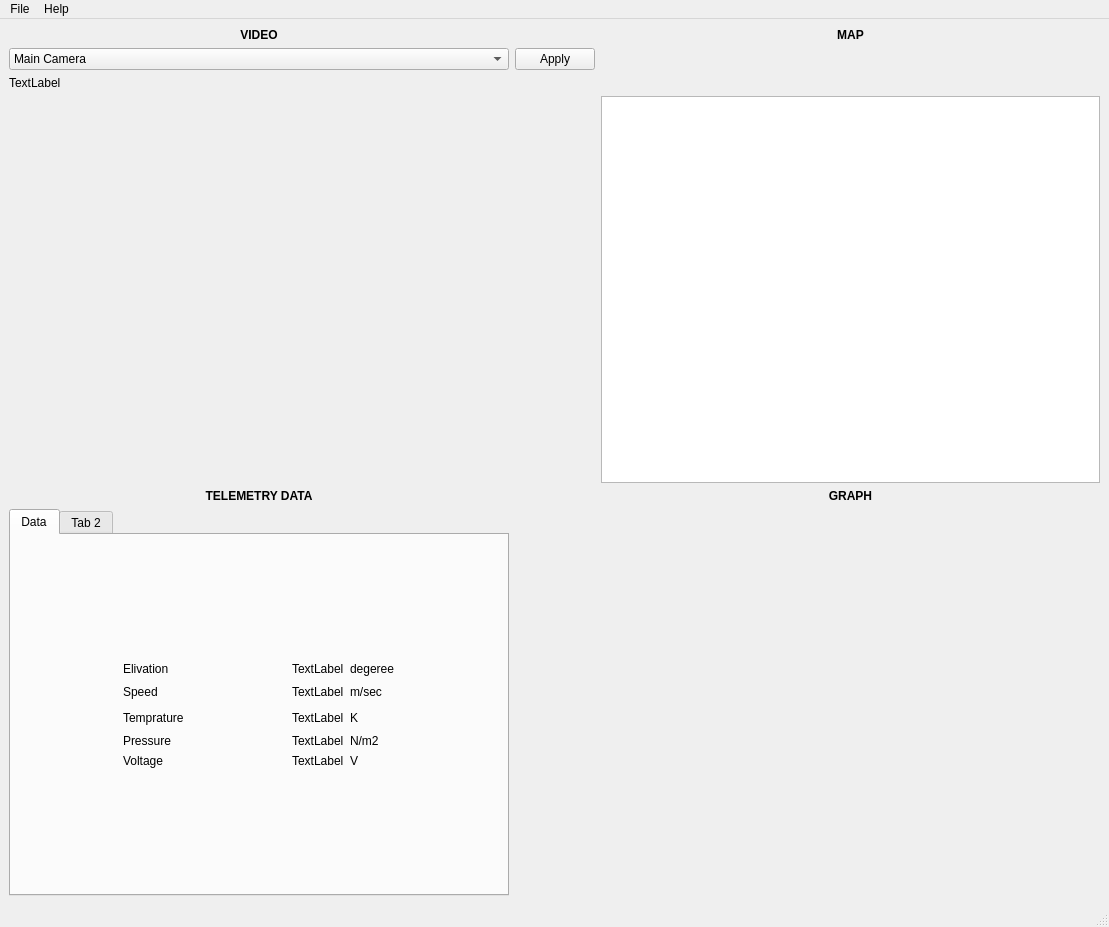
First picture: the form in GUI/gui_dev.ui, repository WarlordTed/URC2K18, before the edit.
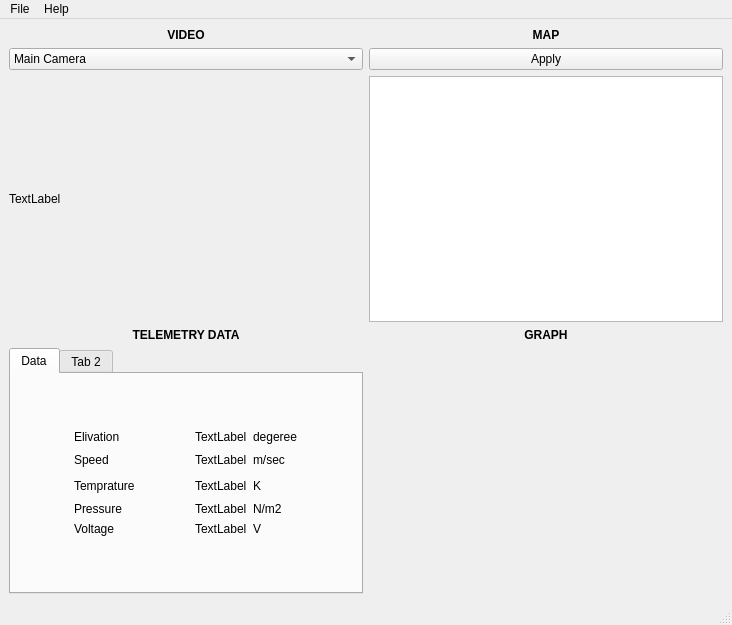
Second picture: the form after the edit.

What changed in the file:
```diff
--- a/GUI/gui_dev.ui
+++ b/GUI/gui_dev.ui
@@ -6,8 +6,8 @@
    <rect>
     <x>0</x>
     <y>0</y>
-    <width>1109</width>
-    <height>927</height>
+    <width>732</width>
+    <height>625</height>
    </rect>
   </property>
   <property name="windowTitle">
@@ -15,9 +15,6 @@
   </property>
   <widget class="QWidget" name="centralwidget">
    <layout class="QGridLayout" name="gridLayout">
-    <item row="3" column="2">
-     <widget class="QGraphicsView" name="graphicsView"/>
-    </item>
     <item row="0" column="0">
      <widget class="QLabel" name="videolabel">
       <property name="font">
@@ -34,23 +31,56 @@
       </property>
      </widget>
     </item>
-    <item row="0" column="2">
-     <widget class="QLabel" name="maplabel">
-      <property name="font">
-       <font>
-        <weight>75</weight>
-        <bold>true</bold>
-       </font>
-      </property>
+    <item row="2" column="0">
+     <widget class="QComboBox" name="comboBox">
+      <item>
+       <property name="text">
+        <string>Main Camera</string>
+       </property>
+      </item>
+      <item>
+       <property name="text">
+        <string>Back Camera</string>
+       </property>
+      </item>
+      <item>
+       <property name="text">
+        <string>Arm</string>
+       </property>
+      </item>
+      <item>
+       <property name="text">
+        <string>Depth View</string>
+       </property>
+      </item>
+      <item>
+       <property name="text">
+        <string>Hogger</string>
+       </property>
+      </item>
+      <item>
+       <property name="text">
+        <string>Main Camera2 </string>
+       </property>
+      </item>
+      <item>
+       <property name="text">
+        <string/>
+       </property>
+      </item>
+     </widget>
+    </item>
+    <item row="2" column="1">
+     <widget class="QPushButton" name="pushButton">
       <property name="text">
-       <string>MAP</string>
-      </property>
-      <property name="alignment">
-       <set>Qt::AlignCenter</set>
+       <string>Apply</string>
       </property>
      </widget>
     </item>
-    <item row="4" column="0">
+    <item row="4" column="1">
+     <widget class="QGraphicsView" name="graphicsView"/>
+    </item>
+    <item row="5" column="0">
      <widget class="QLabel" name="datalabel">
       <property name="font">
        <font>
@@ -66,7 +96,7 @@
       </property>
      </widget>
     </item>
-    <item row="4" column="2">
+    <item row="5" column="1">
      <widget class="QLabel" name="graphlabel">
       <property name="font">
        <font>
@@ -82,10 +112,7 @@
       </property>
      </widget>
     </item>
-    <item row="5" column="2">
-     <layout class="QHBoxLayout" name="sensorgraph"/>
-    </item>
-    <item row="5" column="0">
+    <item row="6" column="0">
      <widget class="QTabWidget" name="tabWidget">
       <widget class="QWidget" name="tab_3">
        <attribute name="title">
@@ -316,56 +343,29 @@
       </widget>
      </widget>
     </item>
-    <item row="2" column="0">
+    <item row="6" column="1">
+     <layout class="QHBoxLayout" name="sensorgraph"/>
+    </item>
+    <item row="4" column="0">
      <widget class="QLabel" name="videoFrame">
       <property name="text">
        <string>TextLabel</string>
       </property>
      </widget>
     </item>
-    <item row="1" column="0">
-     <widget class="QComboBox" name="comboBox">
-      <item>
-       <property name="text">
-        <string>Main Camera</string>
-       </property>
-      </item>
-      <item>
-       <property name="text">
-        <string>Back Camera</string>
-       </property>
-      </item>
-      <item>
-       <property name="text">
-        <string>Arm</string>
-       </property>
-      </item>
-      <item>
-       <property name="text">
-        <string>Depth View</string>
-       </property>
-      </item>
-      <item>
-       <property name="text">
-        <string>Hogger</string>
-       </property>
-      </item>
-      <item>
-       <property name="text">
-        <string>Main Camera2 </string>
-       </property>
-      </item>
-      <item>
-       <property name="text">
-        <string/>
-       </property>
-      </item>
-     </widget>
-    </item>
-    <item row="1" column="1">
-     <widget class="QPushButton" name="pushButton">
+    <item row="0" column="1">
+     <widget class="QLabel" name="maplabel">
+      <property name="font">
+       <font>
+        <weight>75</weight>
+        <bold>true</bold>
+       </font>
+      </property>
       <property name="text">
-       <string>Apply</string>
+       <string>MAP</string>
+      </property>
+      <property name="alignment">
+       <set>Qt::AlignCenter</set>
       </property>
      </widget>
     </item>
@@ -376,7 +376,7 @@
     <rect>
      <x>0</x>
      <y>0</y>
-     <width>1109</width>
+     <width>732</width>
      <height>25</height>
     </rect>
    </property>
```
